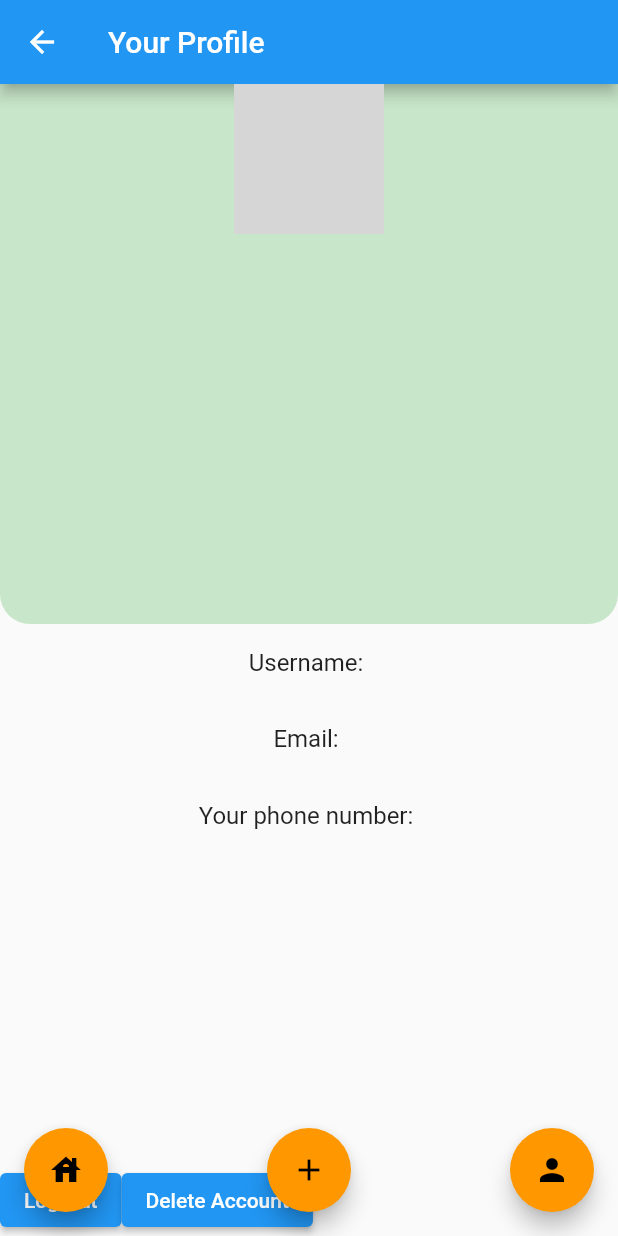
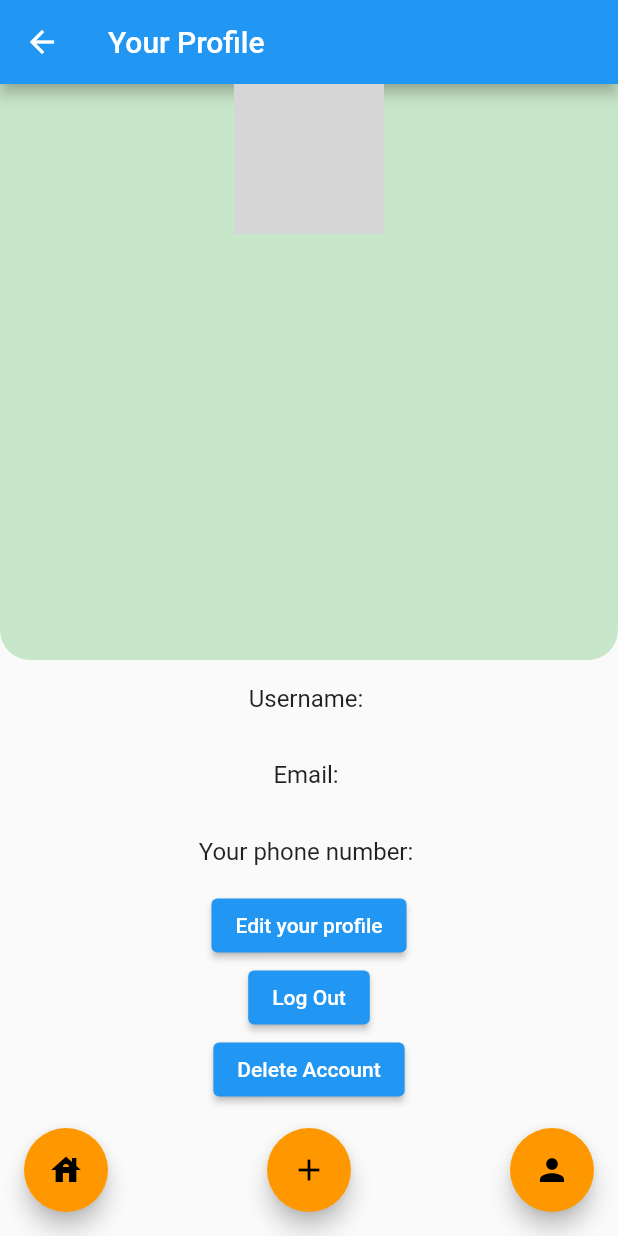
Before and after one commit to HongshuW/NUSell, a Flutter app: the ProfileScreen screen opened directly, on a phone screen of 412 x 824 dp. Run offline on Flutter 3.47's test engine with Material 2 defaults, Android fonts, the phone set to English and light mode, and no system bars; our stand-ins replace cloud_firestore, firebase_auth, firebase_core, firebase_storage, fluttertoast, image_picker; accounts and stored records are empty; network calls fail; grey boxes are pictures that could not be loaded.

Commit message:
added display user profile and related functions

```diff
--- a/lib/models/user.dart
+++ b/lib/models/user.dart
@@ -5,6 +5,7 @@ class NUSellUser {
   String avatarUrl;
   String email;
   String password;
+  String gender;
 
   NUSellUser(
       {this.uid,
@@ -12,7 +13,8 @@ class NUSellUser {
       this.avatarUrl,
       this.phoneNumber,
       this.email,
-      this.password});
+      this.password,
+      this.gender});
 
   factory NUSellUser.fromJson(Map<String, dynamic> json) {
     return NUSellUser(
@@ -20,7 +22,8 @@ class NUSellUser {
         avatarUrl: json['avatarUrl'],
         phoneNumber: json['phoneNumber'],
         email: json['email'],
-        password: json['password']);
+        password: json['password'],
+        gender: json['gender']);
   }
 
   Map<String, dynamic> toMap() {
@@ -29,7 +32,8 @@ class NUSellUser {
       'phoneNumber': phoneNumber,
       'avatarUrl': avatarUrl,
       'email': email,
-      'password': password
+      'password': password,
+      'gender': gender
     };
   }
 }
--- a/lib/screens/login.dart
+++ b/lib/screens/login.dart
@@ -1,4 +1,3 @@
-import 'package:firebase_auth/firebase_auth.dart';
 import 'package:flutter/material.dart';
 import 'package:orbital2796_nusell/models/user.dart';
 import 'package:orbital2796_nusell/screens/reset.dart';
@@ -13,10 +12,8 @@ class LoginScreen extends StatefulWidget {
 }
 
 class _LoginScreenState extends State<LoginScreen> {
-  String _email, _password, _confirmPassword;
+  String _email, _password;
   TextEditingController password = TextEditingController();
-  TextEditingController confirmPassword = TextEditingController();
-  final auth = FirebaseAuth.instance;
 
   @override
   Widget build(BuildContext context) {
--- a/lib/screens/profile.dart
+++ b/lib/screens/profile.dart
@@ -6,10 +6,12 @@ import 'package:firebase_storage/firebase_storage.dart';
 import 'package:flutter/material.dart';
 import 'package:image_picker/image_picker.dart';
 import 'package:orbital2796_nusell/models/user.dart';
+import 'package:orbital2796_nusell/screens/editProfileForm.dart';
 import 'package:orbital2796_nusell/screens/home.dart';
 import 'package:orbital2796_nusell/screens/login.dart';
 import 'package:orbital2796_nusell/screens/post.dart';
 import 'package:orbital2796_nusell/screens/profile/avatar.dart';
+import 'package:orbital2796_nusell/services/auth.dart';
 import 'package:orbital2796_nusell/services/db.dart';
 
 class ProfileScreen extends StatefulWidget {
@@ -18,10 +20,9 @@ class ProfileScreen extends StatefulWidget {
 }
 
 class _ProfileScreenState extends State<ProfileScreen> {
-  FirebaseAuth auth = FirebaseAuth.instance;
   final Stream<DocumentSnapshot> _userStream = FirebaseFirestore.instance
       .collection('users')
-      .doc(FirebaseAuth.instance.currentUser.uid)
+      .doc(AuthService().getCurrentUID())
       .snapshots();
   NUSellUser user;
 
@@ -45,11 +46,19 @@ class _ProfileScreenState extends State<ProfileScreen> {
           return Scaffold(
             appBar: AppBar(
               title: Text('Your Profile'),
+              leading: BackButton(
+                color: Colors.white,
+                onPressed: () {
+                  Navigator.of(context).push(
+                      MaterialPageRoute(builder: (context) => HomeScreen()));
+                },
+              ),
             ),
             body: Column(
               crossAxisAlignment: CrossAxisAlignment.stretch,
               children: [
                 Expanded(
+                  flex: 1,
                   child: Container(
                     decoration: BoxDecoration(
                       color: Colors.green.shade100,
@@ -61,42 +70,28 @@ class _ProfileScreenState extends State<ProfileScreen> {
                     child: Column(
                       crossAxisAlignment: CrossAxisAlignment.center,
                       children: [
-                        Avatar(
+                        FutureBuilder(
+                            future: _readUserInfo(),
+                            builder: (context, snapshot) {
+                              return Avatar(
                                 avatarUrl: user.avatarUrl,
                                 onTap: () async {
                                   print('waiting for image');
-                            await getImage().whenComplete(() => uploadImage());
+                                  await getImage()
+                                      .whenComplete(() => uploadImage());
 
                                   print('uploaded image');
-                            // Navigator.of(context).pushReplacement(
-                            //     MaterialPageRoute(
-                            //         builder: (context) => HomeScreen()));
-                            // File _image;
-                            // //open the gallery to select an image
-                            // PickedFile image = await ImagePicker()
-                            //     .getImage(source: ImageSource.gallery);
-                            // //upload the image to firestore storage
-                            // setState(() {
-                            //   if (image != null) {
-                            //     _image = File(image.path);
-                            //   } else {
-                            //     print('No image selected.');
-                            //   }
-                            // });
                                 },
-                        ),
-                        Padding(
-                          padding: const EdgeInsets.all(16.0),
-                          child: Text(
-                            user.username,
-                            style: TextStyle(fontSize: 24),
-                          ),
-                        ),
+                              );
+                            }),
                       ],
                     ),
                   ),
                 ),
-                Expanded(
+                FutureBuilder(
+                    future: _readUserInfo(),
+                    builder: (context, snapshot) {
+                      return Expanded(
                         child: Column(
                           children: [
                             Padding(
@@ -120,18 +115,21 @@ class _ProfileScreenState extends State<ProfileScreen> {
                                 style: TextStyle(fontSize: 16),
                               ),
                             ),
-                    ],
+                            ElevatedButton(
+                              child: Text('Edit your profile'),
+                              onPressed: () {
+                                Navigator.of(context).pushReplacement(
+                                    MaterialPageRoute(
+                                        builder: (context) =>
+                                            EditProfileScreen()));
+                              },
                             ),
-                ),
-                Center(
-                    child: Row(
-                  mainAxisAlignment: MainAxisAlignment.start,
-                  children: [
                             ElevatedButton(
                               child: Text('Log Out'),
                               onPressed: () {
-                        auth.signOut();
-                        Navigator.of(context).pushReplacement(MaterialPageRoute(
+                                AuthService().signout();
+                                Navigator.of(context).pushReplacement(
+                                    MaterialPageRoute(
                                         builder: (context) => LoginScreen()));
                               },
                             ),
@@ -141,12 +139,15 @@ class _ProfileScreenState extends State<ProfileScreen> {
                                 User user = FirebaseAuth.instance.currentUser;
                                 user.delete();
                                 print('Deleted successfully!');
-                        Navigator.of(context).pushReplacement(MaterialPageRoute(
+                                Navigator.of(context).pushReplacement(
+                                    MaterialPageRoute(
                                         builder: (context) => LoginScreen()));
                               },
                             ),
                           ],
-                )),
+                        ),
+                      );
+                    }),
               ],
             ),
 
@@ -192,9 +193,7 @@ class _ProfileScreenState extends State<ProfileScreen> {
         .collection('users')
         .doc(FirebaseAuth.instance.currentUser.uid)
         .get();
-    print('test1');
     user = NUSellUser.fromJson(doc.data());
-    print('test2');
   }
 
   Future getImage() async {
@@ -207,8 +206,9 @@ class _ProfileScreenState extends State<ProfileScreen> {
   }
 
   uploadImage() async {
-    final Reference firestoreStorageRef =
-        FirebaseStorage.instance.ref().child('profilepics/${user.uid}');
+    final Reference firestoreStorageRef = FirebaseStorage.instance
+        .ref()
+        .child('profilepics/${AuthService().getCurrentUID()}');
     print('reference created');
     TaskSnapshot task = await firestoreStorageRef.putFile(newProfilePic);
     print('file uploaded');
@@ -218,10 +218,7 @@ class _ProfileScreenState extends State<ProfileScreen> {
       user.avatarUrl = downloadUrl;
     });
     print('avatarUrl set');
-    print(user.avatarUrl);
-    print(user.toMap().toString());
-    print(user.uid);
-    UserDatabaseService(uid: FirebaseAuth.instance.currentUser.uid)
+    UserDatabaseService(uid: AuthService().getCurrentUID())
         .updateUserData(user);
   }
 }
--- a/lib/screens/profile/avatar.dart
+++ b/lib/screens/profile/avatar.dart
@@ -12,7 +12,7 @@ class Avatar extends StatelessWidget {
       child: Center(
         child: avatarUrl == null
             ? CircleAvatar(
-                radius: 70,
+                radius: 50,
                 // backgroundColor: Color.fromRGBO(242, 195, 71, 1),
                 child: Icon(Icons.photo_camera),
               )
--- a/lib/screens/reset.dart
+++ b/lib/screens/reset.dart
@@ -14,7 +14,7 @@ class _ResetScreenState extends State<ResetScreen> {
   Widget build(BuildContext context) {
     return Scaffold(
       appBar: AppBar(
-        title: Text('Login'),
+        title: Text('Reset your password'),
       ),
       body: Column(
         children: [
--- a/lib/screens/userinfo.dart
+++ b/lib/screens/userinfo.dart
@@ -2,6 +2,7 @@ import 'package:cloud_firestore/cloud_firestore.dart';
 import 'package:firebase_auth/firebase_auth.dart';
 import 'package:flutter/material.dart';
 
+//unused; for testing before only
 class AllUserInformation extends StatefulWidget {
   //final NUSellUser user;
   // final String uid;
```
Also changed, not shown: lib/screens/editProfileForm.dart (added, +340 -0 lines), lib/screens/signup.dart (+2 -71 lines), lib/screens/unusedProfile.dart (deleted, +0 -212 lines), lib/services/auth.dart (+7 -8 lines). Lines whose indentation alone changed are shown as unchanged.
